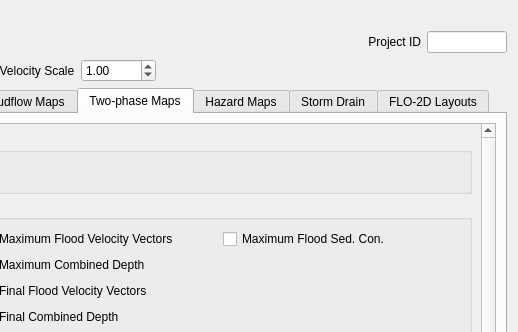
Above: flo2d_mapcrafter/flo2d_mapcrafter_dialog_base.ui from FLO-2DSoftware/FLO-2DMapCrafter before the change; both pictures show x 307 to 825 and y 0 to 332 of the 825 by 721 pixel window. Below: the same form after it.
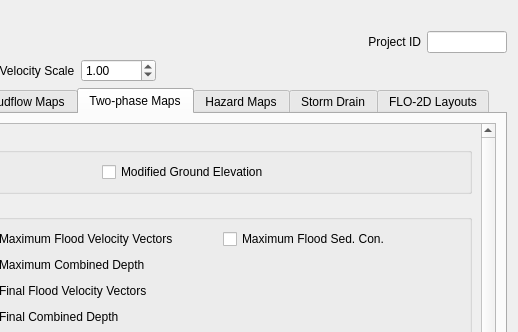
That is the form after the change. The open tabs and pages were chosen to show the change. Custom widgets are drawn as their Qt base class.

Commit message: Add modified ground elevation checkbox to two-phase tab

Patch:
```diff
--- a/flo2d_mapcrafter/flo2d_mapcrafter_dialog_base.ui
+++ b/flo2d_mapcrafter/flo2d_mapcrafter_dialog_base.ui
@@ -2210,8 +2210,8 @@
            <rect>
             <x>0</x>
             <y>0</y>
-            <width>752</width>
-            <height>961</height>
+            <width>773</width>
+            <height>485</height>
            </rect>
           </property>
           <layout class="QGridLayout" name="gridLayout_102">
@@ -2353,6 +2353,19 @@
                     </property>
                    </widget>
                   </item>
+                  <item row="0" column="1">
+                   <widget class="QCheckBox" name="mge_tp_cb">
+                    <property name="toolTip">
+                     <string>&lt;html&gt;&lt;head/&gt;&lt;body&gt;&lt;p&gt;TOPO.DAT: Grid element, x- and y-coordinates, and their elevations (ft or m).&lt;/p&gt;&lt;/body&gt;&lt;/html&gt;</string>
+                    </property>
+                    <property name="toolTipDuration">
+                     <number>0</number>
+                    </property>
+                    <property name="text">
+                     <string>Modified Ground Elevation</string>
+                    </property>
+                   </widget>
+                  </item>
                  </layout>
                 </item>
                </layout>
```
Left out of the diff: 20 changed lines with no effect on the pictures.
